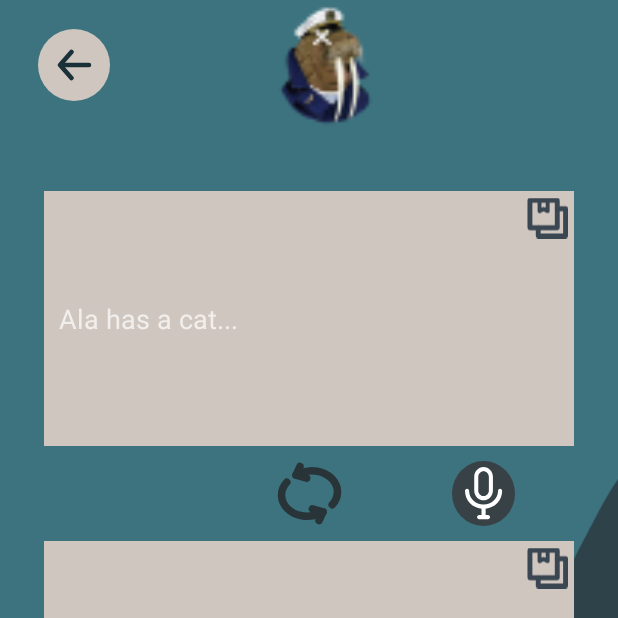
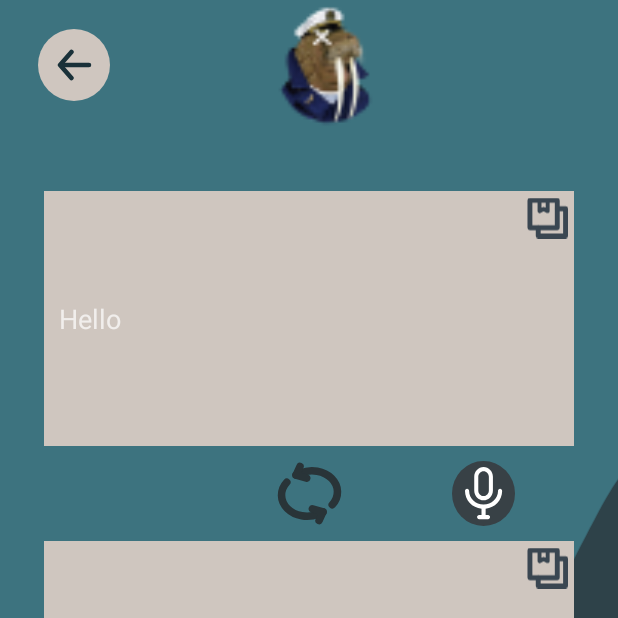
Before and after one commit to Blanccov/morslownik, an Android app built with Jetpack Compose: the TranslatorActivity screen opened directly, with no data from a screen before it, on a phone screen of 412 x 824 dp, the top half of it. Run offline under Robolectric (Android 15) with nearby library versions, the phone set to English and light mode, and no system bars; libraries missing offline, so code that uses them is left out: com.github.dhaval2404.imagepicker, com.google.mlkit.vision.

Commit message:
translate switch

```diff
--- a/app/src/main/res/layout/translatorlayout.xml
+++ b/app/src/main/res/layout/translatorlayout.xml
@@ -49,7 +49,7 @@
         android:src="@drawable/micro"
         app:layout_constraintBottom_toTopOf="@+id/afterText"
         app:layout_constraintEnd_toEndOf="parent"
-        app:layout_constraintStart_toEndOf="@+id/imageButton"
+        app:layout_constraintStart_toEndOf="@+id/switchButton"
         app:layout_constraintTop_toBottomOf="@+id/prevText" />
 
     <TextView
@@ -64,7 +64,7 @@
         android:textIsSelectable="true"
         app:layout_constraintEnd_toEndOf="parent"
         app:layout_constraintStart_toStartOf="parent"
-        app:layout_constraintTop_toBottomOf="@+id/imageButton" />
+        app:layout_constraintTop_toBottomOf="@+id/switchButton" />
 
     <ImageButton
         android:id="@+id/button2"
@@ -99,13 +99,13 @@
         android:ems="10"
         android:inputType="textMultiLine"
         android:padding="10dp"
-        android:hint="Ala has a cat..."
+        android:hint="Hello"
         app:layout_constraintEnd_toEndOf="parent"
         app:layout_constraintStart_toStartOf="parent"
         app:layout_constraintTop_toBottomOf="@+id/imageView4" />
 
     <ImageButton
-        android:id="@+id/imageButton"
+        android:id="@+id/switchButton"
         android:layout_width="53dp"
         android:layout_height="47dp"
         android:layout_marginTop="8dp"
```
Also changed, not shown: app/src/main/java/com/example/morslownik/MorseCodeController.kt (+12 -0 lines), app/src/main/java/com/example/morslownik/TranslatorActivity.kt (+23 -16 lines), app/src/main/res/layout/menulayout.xml (+0 -12 lines).
